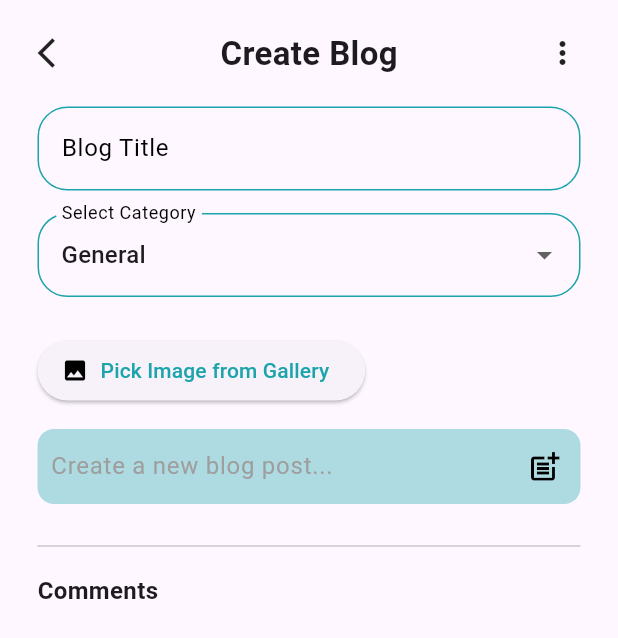
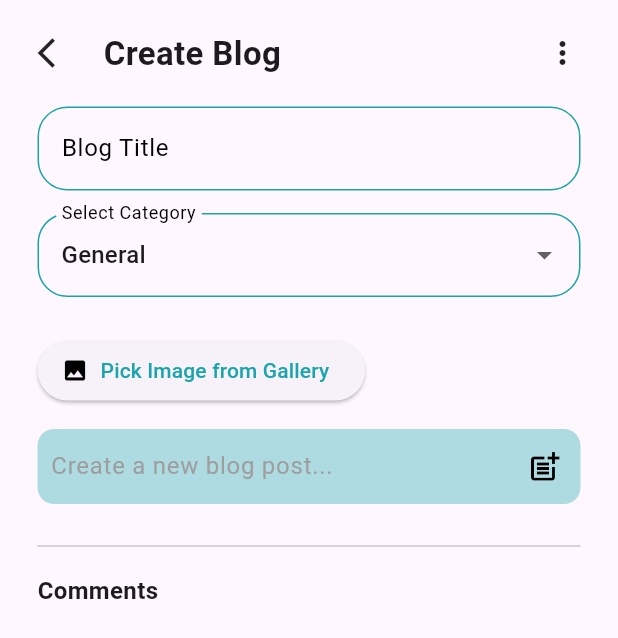
Before and after one commit to admin123KK/merodoctor555, a Flutter app: the Dblog screen opened directly, on a phone screen of 412 x 824 dp. Shown: the top 638 px of the screen. Run offline on Flutter 3.47's test engine with Material 3 defaults, Android fonts, the phone set to English and light mode, and no system bars; our stand-ins replace file_picker, image_picker; missing offline and left inert: dart:ffi.

Commit message:
finding error and bug

```diff
--- a/lib/api.dart
+++ b/lib/api.dart
@@ -1,6 +1,6 @@
 class ApiConfig {
   static const String baseUrl =
-      "https://c698-2400-1a00-bb20-8107-9806-c1b5-1969-a232.ngrok-free.app";
+      "https://6be3-2400-1a00-bb20-8107-e14e-ffe9-8202-90d1.ngrok-free.app";
 
   static String get loginUrl => "$baseUrl/api/Auth/login";
   static String get registerPatientUrl =>
--- a/lib/doctor/Dblog.dart
+++ b/lib/doctor/Dblog.dart
@@ -138,9 +138,14 @@ class _DblogState extends State<Dblog> {
                 InkWell(
                     onTap: () => Navigator.pop(context),
                     child: Icon(Icons.arrow_back_ios)),
-                const Text(
-                  'Create Blog',
-                  style: TextStyle(fontWeight: FontWeight.bold, fontSize: 22),
+                const SizedBox(
+                  width: 20,
+                ),
+                const Expanded(
+                  child: const Text(
+                    'Create Blog',
+                    style: TextStyle(fontWeight: FontWeight.bold, fontSize: 22),
+                  ),
                 ),
                 const Icon(Icons.more_vert)
               ],
```
Also changed, not shown: lib/admin/adminprofile.dart (+10 -3 lines), lib/doctordetailspage.dart (+6 -17 lines).
